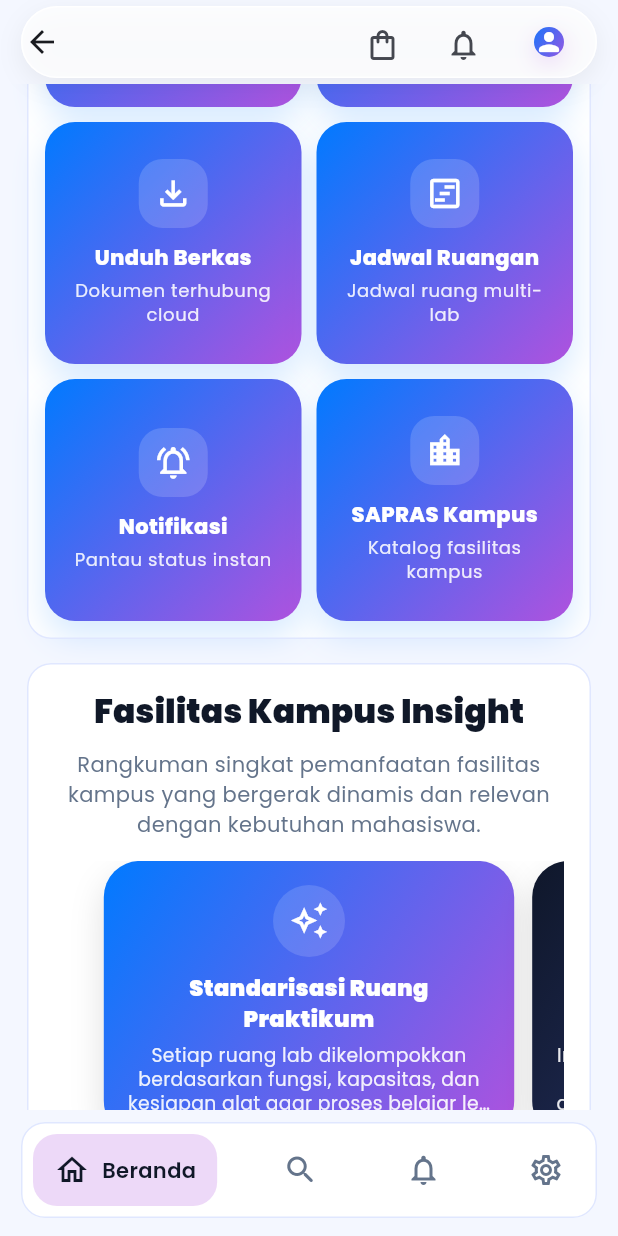
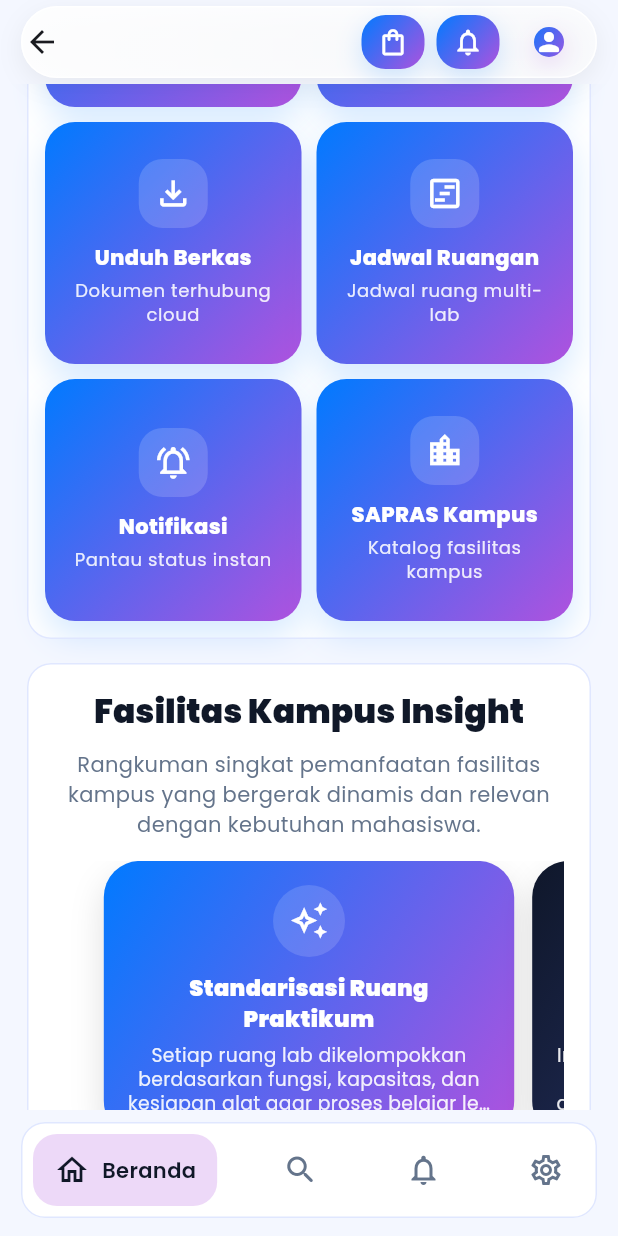
Before and after one commit to hilldanura198-bit/App_LabIn, a Flutter app: the _MahasiswaDashboardView screen opened directly, scrolled down 576 dp, on a phone screen of 412 x 824 dp. Run offline on Flutter 3.47's test engine with Material 3 defaults, Android fonts, the phone set to English and light mode, and no system bars; drawn by our look-alikes of google_nav_bar; our stand-ins replace flutter_bloc, google_fonts, image_picker, local_auth, pdf, permission_handler and 5 more; missing offline and left inert: dart:html, google_mlkit_text_recognition, mobile_scanner; accounts and stored records are empty; network calls fail.

Commit message:
UI: Modernize dashboard header actions

```diff
--- a/lib/features/dashboard/presentation/aslab_dashboard_page.dart
+++ b/lib/features/dashboard/presentation/aslab_dashboard_page.dart
@@ -51,12 +51,11 @@ class _AslabDashboardView extends StatelessWidget {
           showProfileAvatar: true,
           onProfilePressed: () => _openSettings(context),
           actions: [
-            IconButton(
+            HeaderActionButton(
               tooltip: 'Scan QR',
               onPressed: () => _scanQr(context),
               icon: const Icon(Icons.qr_code_scanner_rounded),
             ),
-            const SizedBox(width: 8),
           ],
         ),
         body: BlocBuilder<DashboardBloc, DashboardState>(
--- a/lib/features/dashboard/presentation/kalab_dashboard_page.dart
+++ b/lib/features/dashboard/presentation/kalab_dashboard_page.dart
@@ -54,12 +54,11 @@ class _KalabDashboardView extends StatelessWidget {
           showProfileAvatar: true,
           onProfilePressed: () => _openSettings(context),
           actions: [
-            IconButton(
+            HeaderActionButton(
               tooltip: 'Audit barcode',
               onPressed: () => _scanBarcode(context),
               icon: const Icon(Icons.barcode_reader),
             ),
-            const SizedBox(width: 8),
           ],
         ),
         body: BlocBuilder<DashboardBloc, DashboardState>(
--- a/lib/features/dashboard/presentation/mahasiswa_dashboard_page.dart
+++ b/lib/features/dashboard/presentation/mahasiswa_dashboard_page.dart
@@ -84,21 +84,18 @@ class _MahasiswaDashboardViewState extends State<_MahasiswaDashboardView> {
           actions: [
             BlocBuilder<DashboardBloc, DashboardState>(
               builder: (context, state) {
-                return Padding(
-                  padding: const EdgeInsets.only(right: 6),
-                  child: IconButton(
-                    tooltip: 'Keranjang',
-                    onPressed: () => _openCart(context, state),
-                    icon: Badge(
-                      isLabelVisible: state.cartCount > 0,
-                      label: Text('${state.cartCount}'),
-                      child: const Icon(Icons.shopping_bag_outlined),
-                    ),
+                return HeaderActionButton(
+                  tooltip: 'Keranjang',
+                  onPressed: () => _openCart(context, state),
+                  icon: Badge(
+                    isLabelVisible: state.cartCount > 0,
+                    label: Text('${state.cartCount}'),
+                    child: const Icon(Icons.shopping_bag_outlined),
                   ),
                 );
               },
             ),
-            IconButton(
+            HeaderActionButton(
               tooltip: 'Notifikasi',
               onPressed: () => Navigator.of(context).push(
                 MaterialPageRoute(
@@ -108,7 +105,6 @@ class _MahasiswaDashboardViewState extends State<_MahasiswaDashboardView> {
               ),
               icon: const Icon(Icons.notifications_outlined),
             ),
-            const SizedBox(width: 8),
           ],
         ),
         body: BlocBuilder<DashboardBloc, DashboardState>(
--- a/lib/features/dashboard/presentation/widgets/dashboard_shell.dart
+++ b/lib/features/dashboard/presentation/widgets/dashboard_shell.dart
@@ -45,14 +45,13 @@ class DashboardShell extends StatelessWidget {
         showProfileAvatar: true,
         onProfilePressed: () {},
         actions: [
-          IconButton(
+          HeaderActionButton(
             tooltip: 'Keluar',
             onPressed: () {
               context.read<AuthBloc>().add(const AuthLogoutRequested());
             },
             icon: const Icon(Icons.logout_rounded),
           ),
-          const SizedBox(width: 8),
         ],
       ),
       body: LayoutBuilder(
--- a/lib/features/dashboard/presentation/widgets/glass_app_bar.dart
+++ b/lib/features/dashboard/presentation/widgets/glass_app_bar.dart
@@ -60,7 +60,12 @@ class GlassAppBar extends StatelessWidget implements PreferredSizeWidget {
                     vertical: 5,
                   ),
                   decoration: BoxDecoration(
-                    color: Colors.white.withValues(alpha: 0.78),
+                    gradient: LinearGradient(
+                      colors: [
+                        Colors.white.withValues(alpha: 0.9),
+                        Colors.white.withValues(alpha: 0.68),
+                      ],
+                    ),
                     borderRadius: BorderRadius.circular(999),
                     border: Border.all(
                       color: Colors.white.withValues(alpha: 0.92),
@@ -114,3 +119,53 @@ class GlassAppBar extends StatelessWidget implements PreferredSizeWidget {
     );
   }
 }
+
+class HeaderActionButton extends StatelessWidget {
+  const HeaderActionButton({
+    super.key,
+    required this.tooltip,
+    required this.icon,
+    required this.onPressed,
+  });
+
+  final String tooltip;
+  final Widget icon;
+  final VoidCallback? onPressed;
+
+  @override
+  Widget build(BuildContext context) {
+    return Padding(
+      padding: const EdgeInsets.only(right: 8),
+      child: Material(
+        color: Colors.transparent,
+        child: InkWell(
+          onTap: onPressed,
+          borderRadius: BorderRadius.circular(16),
+          child: Tooltip(
+            message: tooltip,
+            child: Container(
+              width: 42,
+              height: 42,
+              alignment: Alignment.center,
+              decoration: BoxDecoration(
+                gradient: AppTheme.cyberGradient,
+                borderRadius: BorderRadius.circular(16),
+                boxShadow: [
+                  BoxShadow(
+                    color: AppTheme.electricBlue.withValues(alpha: 0.18),
+                    blurRadius: 14,
+                    offset: const Offset(0, 6),
+                  ),
+                ],
+              ),
+              child: IconTheme(
+                data: const IconThemeData(color: Colors.white, size: 21),
+                child: icon,
+              ),
+            ),
+          ),
+        ),
+      ),
+    );
+  }
+}
```
